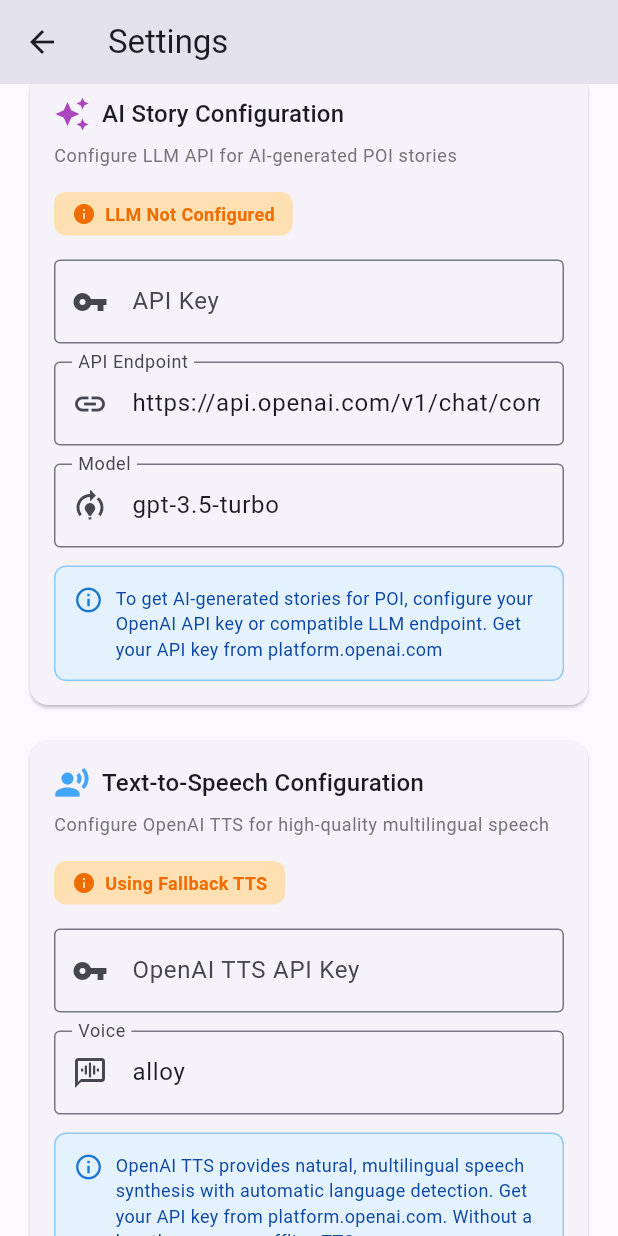
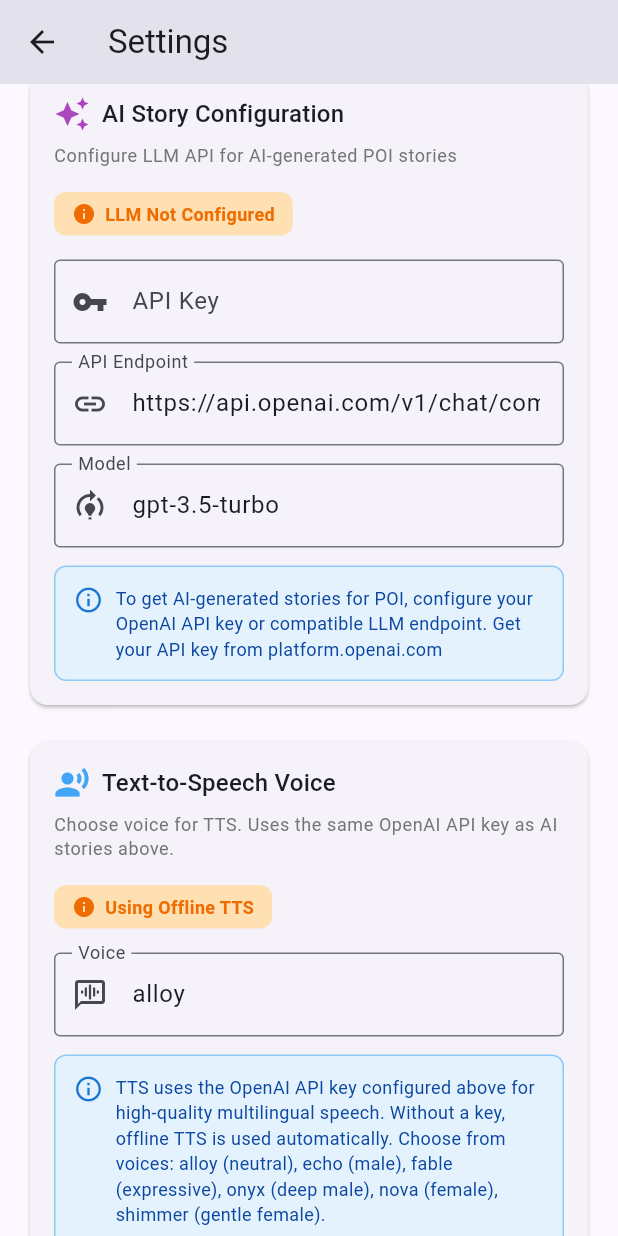
Before and after one commit to dnzlde/passear, a Flutter app: the SettingsPage screen opened directly, scrolled down 576 dp, on a phone screen of 412 x 824 dp. Run offline on Flutter 3.47's test engine with Material 3 defaults, Android fonts, the phone set to English and light mode, and no system bars; our stand-ins replace flutter_map, flutter_tts, geolocator, just_audio, latlong2, shared_preferences; missing offline and left inert: audio_session; accounts and stored records are empty.

Commit message:
Reuse LLM API key for TTS and fix Piper fallback to actually speak
Co-authored-by: dnzlde <6322686+dnzlde@users.noreply.github.com>

```diff
--- a/lib/map/map_page.dart
+++ b/lib/map/map_page.dart
@@ -71,7 +71,7 @@ class _MapPageState extends State<MapPage> {
     if (mounted) {
       setState(() {
         _ttsService = TtsOrchestrator(
-          openAiApiKey: settings.openAiTtsApiKey,
+          openAiApiKey: settings.llmApiKey,
           ttsVoice: settings.ttsVoice,
         );
       });
--- a/lib/map/wiki_poi_detail.dart
+++ b/lib/map/wiki_poi_detail.dart
@@ -62,7 +62,7 @@ class _WikiPoiDetailState extends State<WikiPoiDetail> {
     if (mounted) {
       setState(() {
         tts = TtsOrchestrator(
-          openAiApiKey: settings.openAiTtsApiKey,
+          openAiApiKey: settings.llmApiKey,
           ttsVoice: settings.ttsVoice,
         );
 
--- a/lib/models/settings.dart
+++ b/lib/models/settings.dart
@@ -31,7 +31,6 @@ class AppSettings {
   final String llmApiKey;
   final String llmApiEndpoint;
   final String llmModel;
-  final String openAiTtsApiKey;
   final String ttsVoice;
 
   AppSettings({
@@ -45,7 +44,6 @@ class AppSettings {
     this.llmApiKey = '',
     this.llmApiEndpoint = 'https://api.openai.com/v1/chat/completions',
     this.llmModel = 'gpt-3.5-turbo',
-    this.openAiTtsApiKey = '',
     this.ttsVoice = 'alloy',
   }) : enabledCategories = enabledCategories ?? _defaultEnabledCategories();
 
@@ -64,7 +62,6 @@ class AppSettings {
     String? llmApiKey,
     String? llmApiEndpoint,
     String? llmModel,
-    String? openAiTtsApiKey,
     String? ttsVoice,
   }) {
     return AppSettings(
@@ -78,7 +75,6 @@ class AppSettings {
       llmApiKey: llmApiKey ?? this.llmApiKey,
       llmApiEndpoint: llmApiEndpoint ?? this.llmApiEndpoint,
       llmModel: llmModel ?? this.llmModel,
-      openAiTtsApiKey: openAiTtsApiKey ?? this.openAiTtsApiKey,
       ttsVoice: ttsVoice ?? this.ttsVoice,
     );
   }
@@ -114,7 +110,6 @@ class AppSettings {
       llmApiEndpoint: json['llmApiEndpoint'] as String? ??
           'https://api.openai.com/v1/chat/completions',
       llmModel: json['llmModel'] as String? ?? 'gpt-3.5-turbo',
-      openAiTtsApiKey: json['openAiTtsApiKey'] as String? ?? '',
       ttsVoice: json['ttsVoice'] as String? ?? 'alloy',
     );
   }
@@ -134,7 +129,6 @@ class AppSettings {
       'llmApiKey': llmApiKey,
       'llmApiEndpoint': llmApiEndpoint,
       'llmModel': llmModel,
-      'openAiTtsApiKey': openAiTtsApiKey,
       'ttsVoice': ttsVoice,
     };
   }
--- a/lib/services/tts/tts_orchestrator.dart
+++ b/lib/services/tts/tts_orchestrator.dart
@@ -213,7 +213,8 @@ class TtsOrchestrator implements TtsService {
       // For Piper fallback with empty bytes, use flutter_tts directly
       debugPrint(
           'TtsOrchestrator: No audio bytes, using flutter_tts for playback');
-      // This is handled by PiperTtsEngine internally
+      // Call the Piper engine to speak directly
+      await _piperEngine.speakDirect(run.text);
     }
   }
 
--- a/lib/settings/settings_page.dart
+++ b/lib/settings/settings_page.dart
@@ -22,7 +22,6 @@ class _SettingsPageState extends State<SettingsPage> {
   late final TextEditingController _llmModelController;
 
   // Controllers for TTS settings
-  late final TextEditingController _openAiTtsApiKeyController;
   late final TextEditingController _ttsVoiceController;
 
   @override
@@ -31,7 +30,6 @@ class _SettingsPageState extends State<SettingsPage> {
     _llmApiKeyController = TextEditingController();
     _llmApiEndpointController = TextEditingController();
     _llmModelController = TextEditingController();
-    _openAiTtsApiKeyController = TextEditingController();
     _ttsVoiceController = TextEditingController();
     _loadSettings();
   }
@@ -41,7 +39,6 @@ class _SettingsPageState extends State<SettingsPage> {
     _llmApiKeyController.dispose();
     _llmApiEndpointController.dispose();
     _llmModelController.dispose();
-    _openAiTtsApiKeyController.dispose();
     _ttsVoiceController.dispose();
     super.dispose();
   }
@@ -56,7 +53,6 @@ class _SettingsPageState extends State<SettingsPage> {
         _llmApiKeyController.text = settings.llmApiKey;
         _llmApiEndpointController.text = settings.llmApiEndpoint;
         _llmModelController.text = settings.llmModel;
-        _openAiTtsApiKeyController.text = settings.openAiTtsApiKey;
         _ttsVoiceController.text = settings.ttsVoice;
       });
     } catch (e) {
@@ -67,7 +63,6 @@ class _SettingsPageState extends State<SettingsPage> {
         _llmApiKeyController.text = _settings.llmApiKey;
         _llmApiEndpointController.text = _settings.llmApiEndpoint;
         _llmModelController.text = _settings.llmModel;
-        _openAiTtsApiKeyController.text = _settings.openAiTtsApiKey;
         _ttsVoiceController.text = _settings.ttsVoice;
       });
     }
@@ -147,14 +142,6 @@ class _SettingsPageState extends State<SettingsPage> {
     await _settingsService.updateLlmModel(model);
     setState(() {
       _settings = _settings.copyWith(llmModel: model);
-    });
-  }
-
-  Future<void> _updateOpenAiTtsApiKey(String apiKey) async {
-    final updatedSettings = _settings.copyWith(openAiTtsApiKey: apiKey);
-    await _settingsService.saveSettings(updatedSettings);
-    setState(() {
-      _settings = updatedSettings;
     });
   }
 
@@ -490,14 +477,14 @@ class _SettingsPageState extends State<SettingsPage> {
                       Icon(Icons.record_voice_over, color: Colors.blue[400]),
                       const SizedBox(width: 8),
                       Text(
-                        'Text-to-Speech Configuration',
+                        'Text-to-Speech Voice',
                         style: Theme.of(context).textTheme.titleMedium,
                       ),
                     ],
                   ),
                   const SizedBox(height: 8),
                   Text(
-                    'Configure OpenAI TTS for high-quality multilingual speech',
+                    'Choose voice for TTS. Uses the same OpenAI API key as AI stories above.',
                     style: Theme.of(
                       context,
                     ).textTheme.bodySmall?.copyWith(color: Colors.grey[600]),
@@ -510,7 +497,7 @@ class _SettingsPageState extends State<SettingsPage> {
                       vertical: 6,
                     ),
                     decoration: BoxDecoration(
-                      color: _settings.openAiTtsApiKey.isNotEmpty
+                      color: _settings.llmApiKey.isNotEmpty
                           ? Colors.green[100]
                           : Colors.orange[100],
                       borderRadius: BorderRadius.circular(8),
@@ -519,23 +506,23 @@ class _SettingsPageState extends State<SettingsPage> {
                       mainAxisSize: MainAxisSize.min,
                       children: [
                         Icon(
-                          _settings.openAiTtsApiKey.isNotEmpty
+                          _settings.llmApiKey.isNotEmpty
                               ? Icons.check_circle
                               : Icons.info,
                           size: 16,
-                          color: _settings.openAiTtsApiKey.isNotEmpty
+                          color: _settings.llmApiKey.isNotEmpty
                               ? Colors.green[800]
                               : Colors.orange[800],
                         ),
                         const SizedBox(width: 6),
                         Text(
-                          _settings.openAiTtsApiKey.isNotEmpty
-                              ? 'OpenAI TTS Configured'
-                              : 'Using Fallback TTS',
+                          _settings.llmApiKey.isNotEmpty
+                              ? 'OpenAI TTS Enabled'
+                              : 'Using Offline TTS',
                           style: TextStyle(
                             fontSize: 12,
                             fontWeight: FontWeight.bold,
-                            color: _settings.openAiTtsApiKey.isNotEmpty
+                            color: _settings.llmApiKey.isNotEmpty
                                 ? Colors.green[800]
                                 : Colors.orange[800],
                           ),
@@ -544,21 +531,6 @@ class _SettingsPageState extends State<SettingsPage> {
                     ),
                   ),
                   const SizedBox(height: 16),
-                  // API Key field
-                  TextField(
-                    controller: _openAiTtsApiKeyController,
-                    decoration: const InputDecoration(
-                      labelText: 'OpenAI TTS API Key',
-                      hintText: 'Enter your OpenAI API key for TTS',
-                      border: OutlineInputBorder(),
-                      prefixIcon: Icon(Icons.vpn_key),
-                    ),
-                    obscureText: true,
-                    onChanged: (value) {
-                      _updateOpenAiTtsApiKey(value);
-                    },
-                  ),
-                  const SizedBox(height: 12),
                   // Voice field
                   TextField(
                     controller: _ttsVoiceController,
@@ -589,7 +561,7 @@ class _SettingsPageState extends State<SettingsPage> {
                         const SizedBox(width: 8),
                         Expanded(
                           child: Text(
-                            'OpenAI TTS provides natural, multilingual speech synthesis with automatic language detection. Get your API key from platform.openai.com. Without a key, the app uses offline TTS.',
+                            'TTS uses the OpenAI API key configured above for high-quality multilingual speech. Without a key, offline TTS is used automatically. Choose from voices: alloy (neutral), echo (male), fable (expressive), onyx (deep male), nova (female), shimmer (gentle female).',
                             style: TextStyle(
                               fontSize: 12,
                               color: Colors.blue[900],
```
Also changed, not shown: lib/services/tts/piper_tts_engine.dart (+7 -0 lines).
